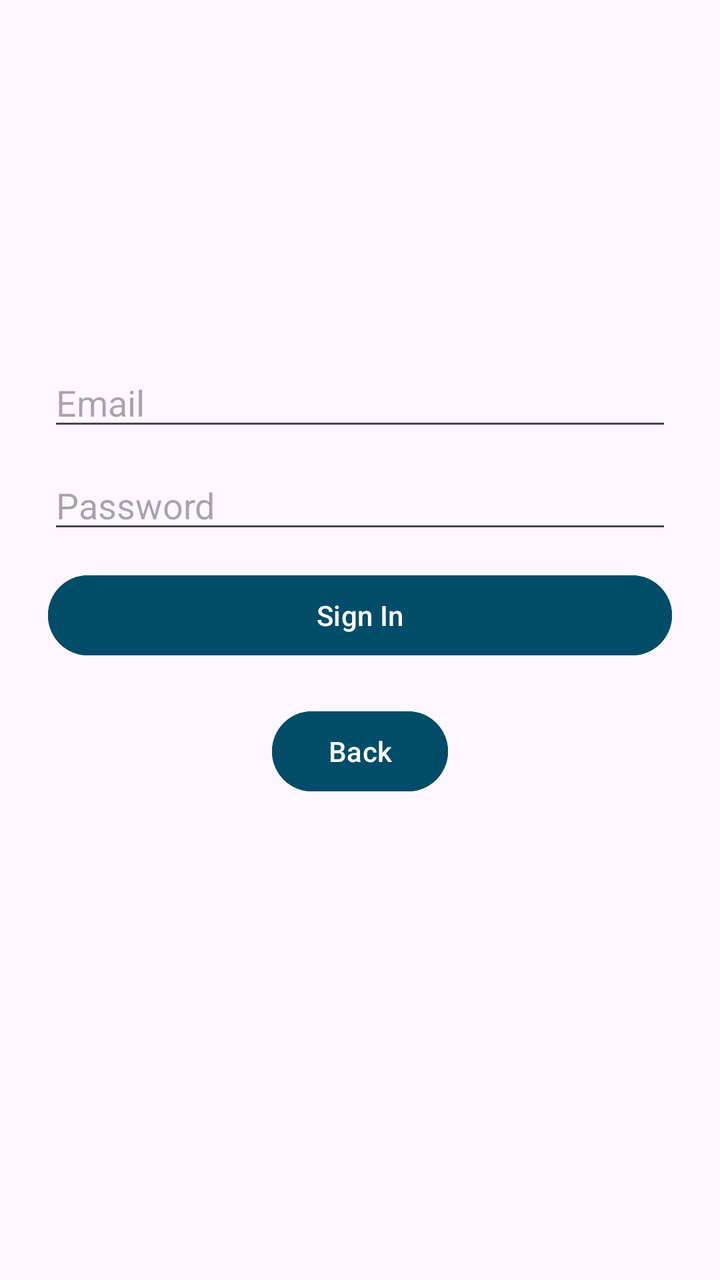
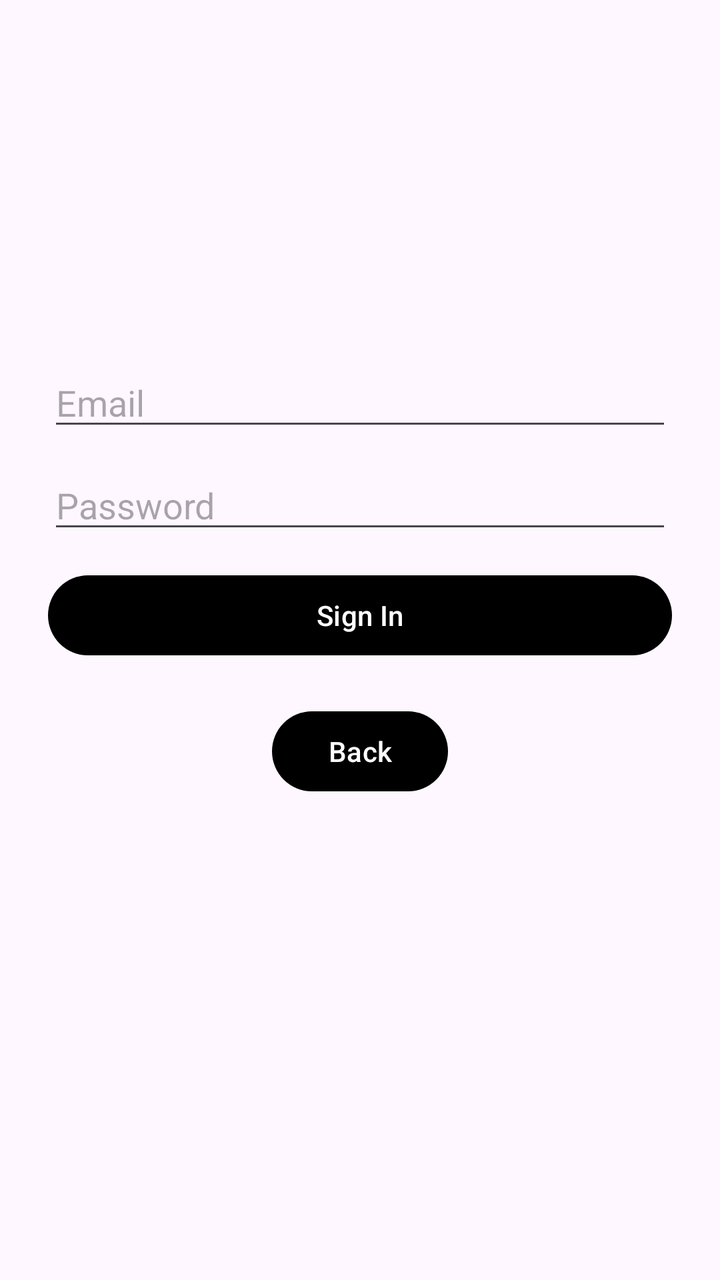

Compare the two renders of this Android layout. The source of the first and the diff that turns it into the second are given below.
<!-- AndroidManifest.xml: application theme Theme.KeepPace -->
<!-- res/layout/activity_email_password.xml -->
<?xml version="1.0" encoding="utf-8"?>
<LinearLayout xmlns:android="http://schemas.android.com/apk/res/android"
    xmlns:tools="http://schemas.android.com/tools"
    android:orientation="vertical"
    android:padding="24dp"
    android:gravity="center_horizontal"
    android:layout_width="match_parent"
    android:layout_height="match_parent"
    tools:context="com.comp380.keeppace.EmailPasswordActivity">

    
    <EditText
        android:id="@+id/fieldEmail"
        android:hint="Email"
        android:inputType="textEmailAddress"
        android:layout_width="match_parent"
        android:layout_height="wrap_content"
        android:autofillHints="emailAddress"
        android:importantForAutofill="yes"
        android:layout_marginTop="155dp"/>

    
    <EditText
        android:id="@+id/fieldPassword"
        android:hint="Password"
        android:inputType="textPassword"
        android:layout_width="match_parent"
        android:layout_height="wrap_content"
        android:autofillHints="password"
        android:importantForAutofill="yes"
        android:layout_marginTop="10dp" />

    

    
  

    
    <Button
        android:id="@+id/emailSignInButton"
        android:layout_width="match_parent"
        android:layout_height="wrap_content"
        android:layout_marginTop="12dp"
        android:text="Sign In"
        android:backgroundTint="@color/material_dynamic_primary30"/>
    />

    
    <Button
        android:id="@+id/backButton"
        android:layout_width="wrap_content"
        android:layout_height="wrap_content"
        android:layout_marginTop="20dp"
        android:text="Back"
        android:backgroundTint="@color/material_dynamic_primary30"/>
    />

</LinearLayout>
<!-- resources referenced by this layout -->
<resources>
  <style name="Theme.KeepPace" parent="Theme.Material3.Light.NoActionBar">
          
      </style>
</resources>

<!-- the commit's change to res/layout/activity_email_password.xml (unified diff, before → after) -->
@@ -1,6 +1,7 @@
 <?xml version="1.0" encoding="utf-8"?>
 <LinearLayout xmlns:android="http://schemas.android.com/apk/res/android"
     xmlns:tools="http://schemas.android.com/tools"
+    xmlns:app="http://schemas.android.com/apk/res-auto"
     android:orientation="vertical"
     android:padding="24dp"
     android:gravity="center_horizontal"
@@ -42,7 +43,7 @@
         android:layout_height="wrap_content"
         android:layout_marginTop="12dp"
         android:text="Sign In"
-        android:backgroundTint="@color/material_dynamic_primary30"/>
+        app:backgroundTint="@color/black"/>
     />
 
     
@@ -52,7 +53,7 @@
         android:layout_height="wrap_content"
         android:layout_marginTop="20dp"
         android:text="Back"
-        android:backgroundTint="@color/material_dynamic_primary30"/>
+        app:backgroundTint="@color/black"/>
     />
 
 </LinearLayout>
<!-- resource entries referenced after the edit -->
@@ -1,5 +1,6 @@
 <!-- resources referenced by this layout -->
 <resources>
+  <color name="black">#FF000000</color>
   <style name="Theme.KeepPace" parent="Theme.Material3.Light.NoActionBar">
           
       </style>
